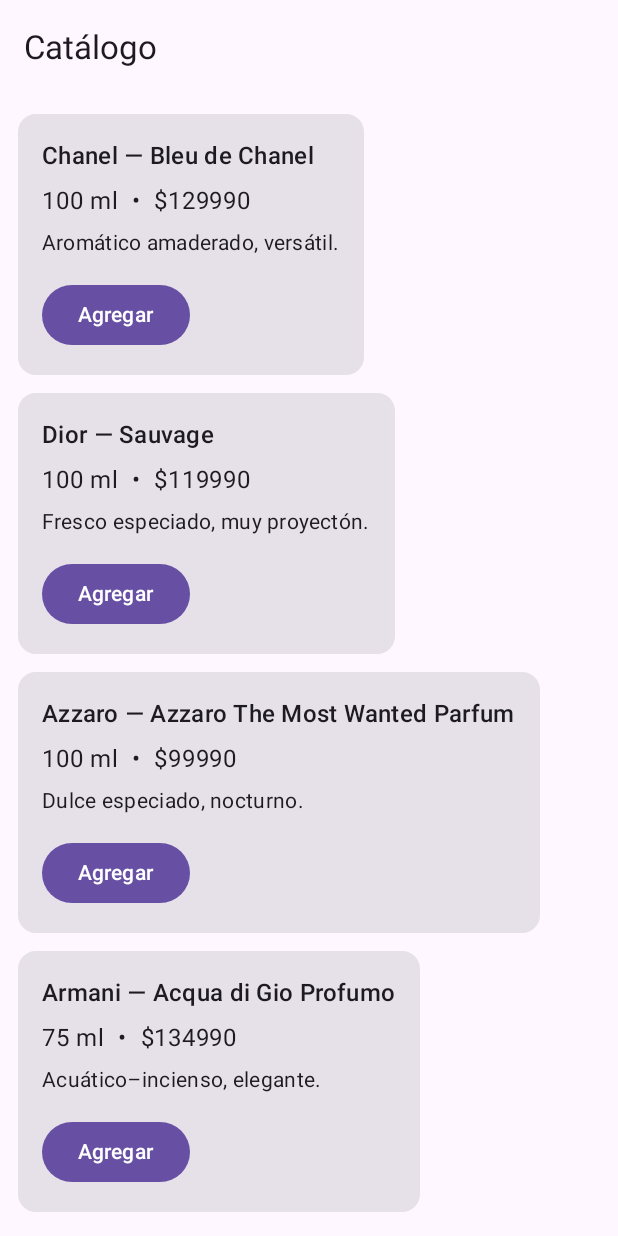
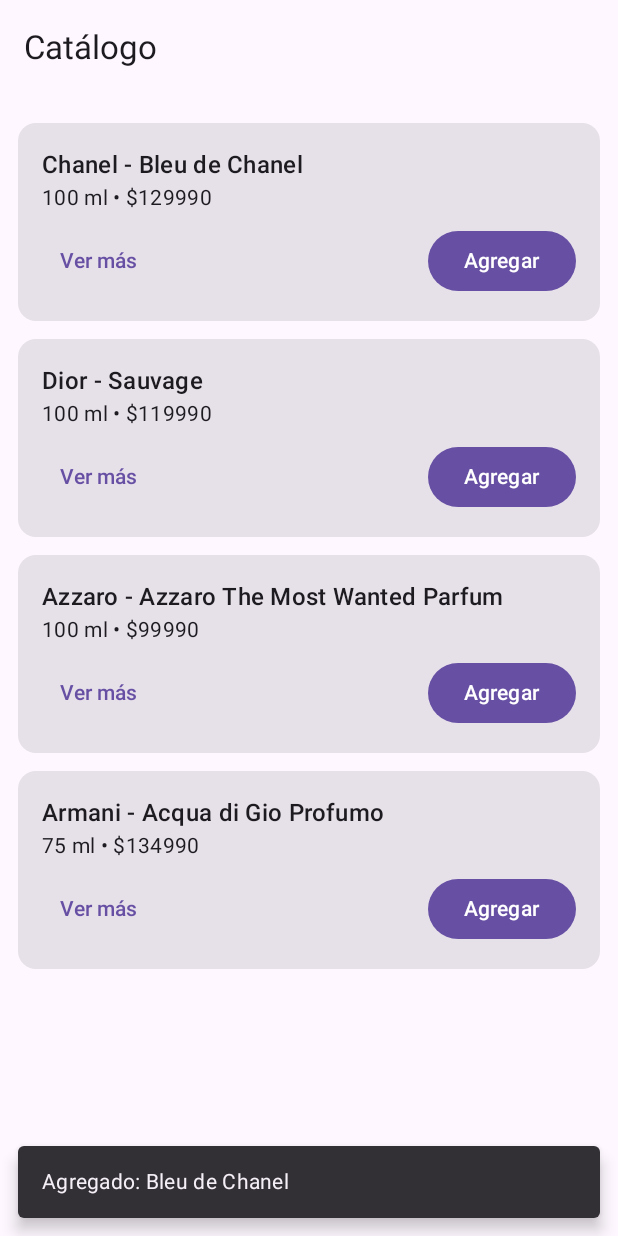
Before and after one commit to FernandoAGS95/RepositorioGrupalMobile, an Android app built with Jetpack Compose: the CatalogoScreen screen opened through its navigation route, after a tap on "Agregar", on a phone screen of 412 x 824 dp. Run offline under Robolectric (Android 15) with nearby library versions, the phone set to English and light mode, and no system bars.

Commit message:
feat: animaciones en catálogo (snackbar fade, lista vacía, agregar)

```diff
--- a/app/src/main/java/com/example/app_grupo7/model/AuthUiState.kt
+++ b/app/src/main/java/com/example/app_grupo7/model/AuthUiState.kt
@@ -12,5 +12,5 @@ data class AuthErrors(
     val email: String? = null,
     val password: String? = null,
     val confirmPassword: String? = null,
-    val general: String? = null         // para errores globales (credenciales inválidas, etc.)
+    val general: String? = null         // para errores globales (credenciales inválidas, etc)
 )
--- a/app/src/main/java/com/example/app_grupo7/ui/screens/CatalogoScreen.kt
+++ b/app/src/main/java/com/example/app_grupo7/ui/screens/CatalogoScreen.kt
@@ -12,38 +12,115 @@ import com.example.app_grupo7.viewmodel.PerfumeViewModel
 import com.example.app_grupo7.model.Perfume
 import androidx.compose.material3.ExperimentalMaterial3Api
 import kotlinx.coroutines.flow.collectLatest
+import androidx.compose.animation.AnimatedContent
+import androidx.compose.animation.AnimatedVisibility
+import androidx.compose.animation.ExperimentalAnimationApi
+import androidx.compose.animation.fadeIn
+import androidx.compose.animation.fadeOut
+import androidx.compose.animation.animateContentSize
+import kotlinx.coroutines.launch
+
+
 
 @OptIn(ExperimentalMaterial3Api::class)
 @Composable
 fun CatalogoScreen(vm: PerfumeViewModel = viewModel()) {
     val perfumes by vm.catalogo.collectAsState()
 
+    // Snackbar + scope
+    val snackbarHostState = remember { SnackbarHostState() }
+    val scope = rememberCoroutineScope()
+
     Scaffold(
-        topBar = { TopAppBar(title = { Text("Catálogo") }) }
+        topBar = { TopAppBar(title = { Text("Catálogo") }) },
+        snackbarHost = {
+            // Host con fade in/out cuando aparece/desaparece el snackbar
+            AnimatedVisibility(
+                visible = snackbarHostState.currentSnackbarData != null,
+                enter = fadeIn(),
+                exit = fadeOut()
+            ) {
+                SnackbarHost(hostState = snackbarHostState)
+            }
+        }
     ) { inner ->
-        LazyColumn(
+        // Transición entre estado vacío y con datos
+        AnimatedContent(
+            targetState = perfumes.isEmpty(),
             modifier = Modifier
+                .padding(inner)
                 .fillMaxSize()
-                .padding(inner)
                 .padding(12.dp),
-            verticalArrangement = Arrangement.spacedBy(12.dp)
-        ) {
-            items(perfumes) { p -> PerfumeCard(p) }
+            label = "empty-vs-list"
+        ) { isEmpty ->
+            if (isEmpty) {
+                // Estado vacío
+                Column(
+                    modifier = Modifier.fillMaxSize(),
+                    verticalArrangement = Arrangement.Center
+                ) {
+                    Text(
+                        "No hay perfumes disponibles",
+                        style = MaterialTheme.typography.titleMedium
+                    )
+                    Spacer(Modifier.height(8.dp))
+                    Text(
+                        "Vuelve más tarde o recarga.",
+                        style = MaterialTheme.typography.bodyMedium
+                    )
+                }
+            } else {
+                // Lista con datos
+                LazyColumn {
+                    items(perfumes) { p ->
+                        PerfumeCard(
+                            p = p,
+                            onAdd = {
+                                // feedback con snackbar animado
+                                scope.launch {
+                                    snackbarHostState.showSnackbar("Agregado: ${p.nombre}")
+                                }
+                            }
+                        )
+                    }
+                }
+            }
         }
     }
 }
 
 @Composable
-private fun PerfumeCard(p: Perfume) {
-    Card {
-        Column(Modifier.padding(16.dp), verticalArrangement = Arrangement.spacedBy(6.dp)) {
-            Text("${p.marca} — ${p.nombre}", style = MaterialTheme.typography.titleMedium)
-            Text("${p.ml} ml  •  \$${p.precio}")
-            Text(p.descripcion, style = MaterialTheme.typography.bodyMedium)
-            Button(
-                onClick = { /* luego: agregar al carrito */ },
-                modifier = Modifier.padding(top = 8.dp)
-            ) { Text("Agregar") }
+fun PerfumeCard(
+    p: Perfume,
+    onAdd: () -> Unit
+) {
+    var expanded by remember { mutableStateOf(false) }
+
+    Card(
+        modifier = Modifier
+            .fillMaxWidth()
+            .padding(vertical = 6.dp)
+            .animateContentSize() // <-- animación al cambiar altura del contenido
+    ) {
+        Column(Modifier.padding(16.dp)) {
+            Text("${p.marca} - ${p.nombre}", style = MaterialTheme.typography.titleMedium)
+            Text("${p.ml} ml • $${p.precio}", style = MaterialTheme.typography.bodyMedium)
+
+            if (expanded) {
+                Spacer(Modifier.height(6.dp))
+                Text(p.descripcion, style = MaterialTheme.typography.bodySmall)
+            }
+
+            Spacer(Modifier.height(8.dp))
+            Row(
+                modifier = Modifier.fillMaxWidth(),
+                horizontalArrangement = Arrangement.SpaceBetween
+            ) {
+                TextButton(onClick = { expanded = !expanded }) {
+                    Text(if (expanded) "Ocultar" else "Ver más")
+                }
+                Button(onClick = onAdd) { Text("Agregar") }
+            }
         }
     }
 }
--- a/app/src/main/java/com/example/app_grupo7/viewmodel/PerfumeViewModel.kt
+++ b/app/src/main/java/com/example/app_grupo7/viewmodel/PerfumeViewModel.kt
@@ -11,7 +11,7 @@ class PerfumeViewModel : ViewModel() {
     val catalogo: StateFlow<List<Perfume>> = _catalogo
 
     init {
-        // Carga inicial (luego podría venir de Room/API)
+        // Carga inicial
         _catalogo.value = PerfumeRepository.getCatalogo()
     }
 }
```
